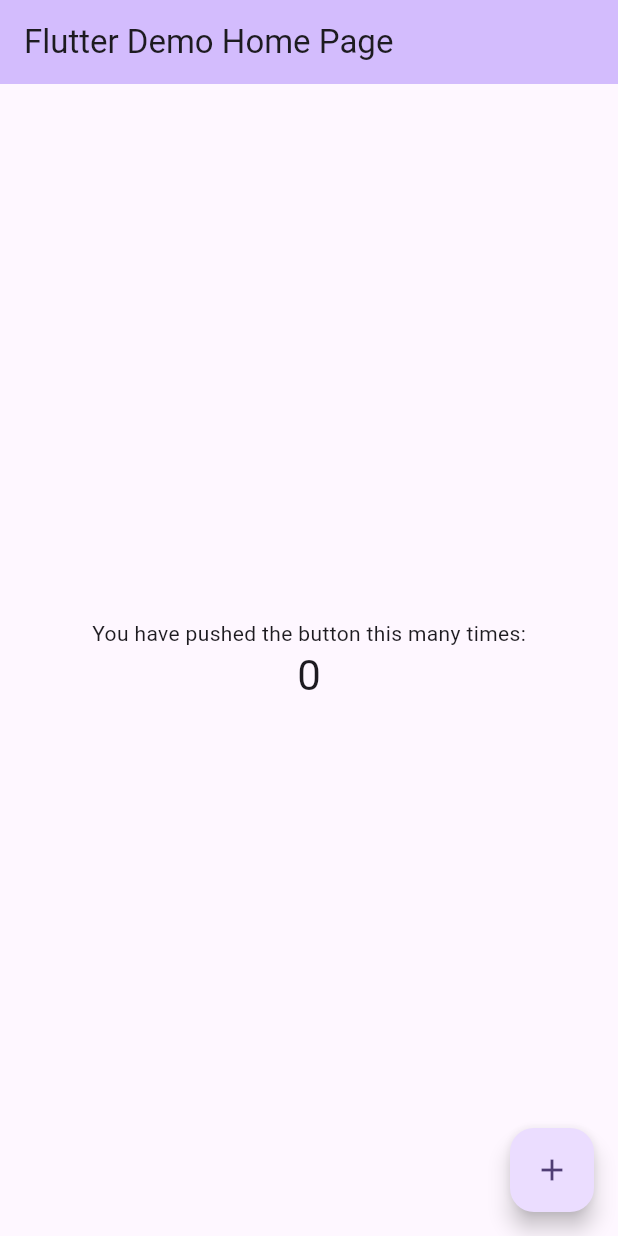
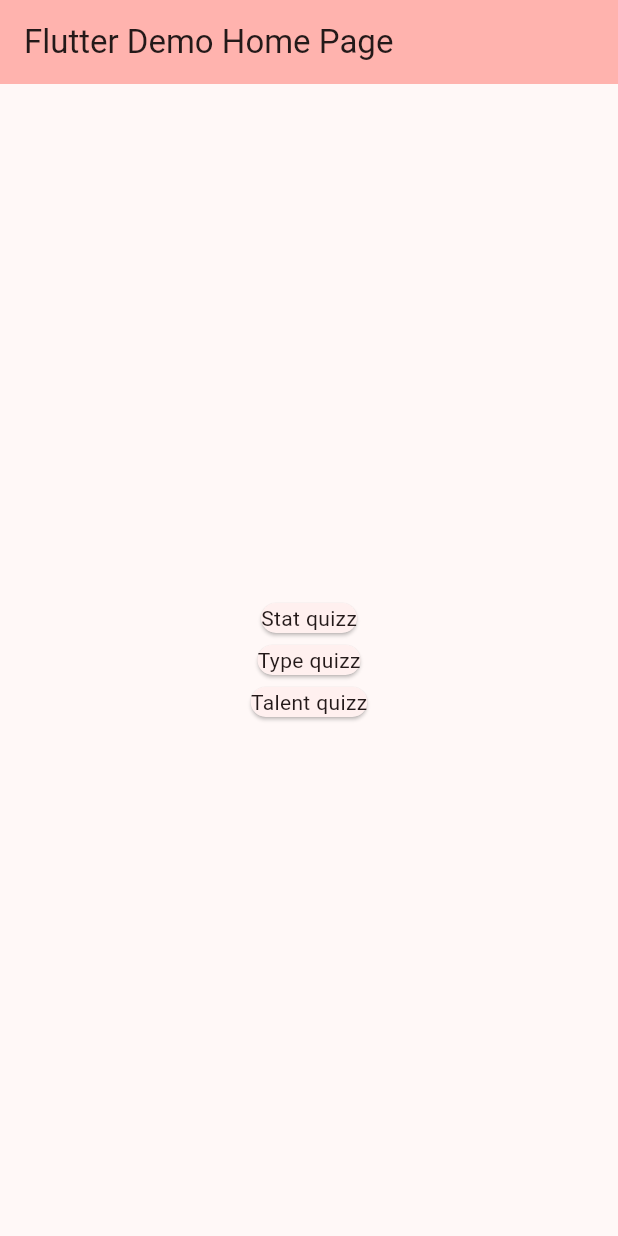
Before and after one commit to jeremymercklen/projet_strat, a Flutter app: the screen it shows after launch, on a phone screen of 412 x 824 dp. Run offline on Flutter 3.47's test engine with Material 3 defaults, Android fonts, the phone set to English and light mode, and no system bars.

Commit message:
Ajout des différents boutons pour accéder aux mini-jeux

```diff
--- /dev/null
+++ b/lib/consts.dart
@@ -0,0 +1,8 @@
+import 'package:flutter/material.dart';
+
+const appTitle = 'Projet strat';
+const defaultPadding = EdgeInsets.fromLTRB(8, 8, 8, 8);
+const defaultTextStyle = TextStyle(
+  fontSize: 16,
+  color: Colors.black,
+);
--- a/lib/main.dart
+++ b/lib/main.dart
@@ -1,4 +1,5 @@
 import 'package:flutter/material.dart';
+import 'package:projet_strat/consts.dart';
 
 void main() {
   runApp(const MyApp());
@@ -11,24 +12,9 @@ class MyApp extends StatelessWidget {
   @override
   Widget build(BuildContext context) {
     return MaterialApp(
-      title: 'Flutter Demo',
+      title: appTitle,
       theme: ThemeData(
-        // This is the theme of your application.
-        //
-        // TRY THIS: Try running your application with "flutter run". You'll see
-        // the application has a blue toolbar. Then, without quitting the app,
-        // try changing the seedColor in the colorScheme below to Colors.green
-        // and then invoke "hot reload" (save your changes or press the "hot
-        // reload" button in a Flutter-supported IDE, or press "r" if you used
-        // the command line to start the app).
-        //
-        // Notice that the counter didn't reset back to zero; the application
-        // state is not lost during the reload. To reset the state, use hot
-        // restart instead.
-        //
-        // This works for code too, not just values: Most code changes can be
-        // tested with just a hot reload.
-        colorScheme: ColorScheme.fromSeed(seedColor: Colors.deepPurple),
+        colorScheme: ColorScheme.fromSeed(seedColor: Colors.redAccent),
         useMaterial3: true,
       ),
       home: const MyHomePage(title: 'Flutter Demo Home Page'),
@@ -39,15 +25,6 @@ class MyApp extends StatelessWidget {
 class MyHomePage extends StatefulWidget {
   const MyHomePage({super.key, required this.title});
 
-  // This widget is the home page of your application. It is stateful, meaning
-  // that it has a State object (defined below) that contains fields that affect
-  // how it looks.
-
-  // This class is the configuration for the state. It holds the values (in this
-  // case the title) provided by the parent (in this case the App widget) and
-  // used by the build method of the State. Fields in a Widget subclass are
-  // always marked "final".
-
   final String title;
 
   @override
@@ -55,71 +32,32 @@ class MyHomePage extends StatefulWidget {
 }
 
 class _MyHomePageState extends State<MyHomePage> {
-  int _counter = 0;
-
-  void _incrementCounter() {
-    setState(() {
-      // This call to setState tells the Flutter framework that something has
-      // changed in this State, which causes it to rerun the build method below
-      // so that the display can reflect the updated values. If we changed
-      // _counter without calling setState(), then the build method would not be
-      // called again, and so nothing would appear to happen.
-      _counter++;
-    });
-  }
-
   @override
   Widget build(BuildContext context) {
-    // This method is rerun every time setState is called, for instance as done
-    // by the _incrementCounter method above.
-    //
-    // The Flutter framework has been optimized to make rerunning build methods
-    // fast, so that you can just rebuild anything that needs updating rather
-    // than having to individually change instances of widgets.
     return Scaffold(
         appBar: AppBar(
-        // TRY THIS: Try changing the color here to a specific color (to
-        // Colors.amber, perhaps?) and trigger a hot reload to see the AppBar
-        // change color while the other colors stay the same.
           backgroundColor: Theme.of(context).colorScheme.inversePrimary,
-        // Here we take the value from the MyHomePage object that was created by
-        // the App.build method, and use it to set our appbar title.
           title: Text(widget.title),
         ),
-      body: Center(
-        // Center is a layout widget. It takes a single child and positions it
-        // in the middle of the parent.
+        body: const Center(
+            child: Expanded(
           child: Column(
-          // Column is also a layout widget. It takes a list of children and
-          // arranges them vertically. By default, it sizes itself to fit its
-          // children horizontally, and tries to be as tall as its parent.
-          //
-          // Column has various properties to control how it sizes itself and
-          // how it positions its children. Here we use mainAxisAlignment to
-          // center the children vertically; the main axis here is the vertical
-          // axis because Columns are vertical (the cross axis would be
-          // horizontal).
-          //
-          // TRY THIS: Invoke "debug painting" (choose the "Toggle Debug Paint"
-          // action in the IDE, or press "p" in the console), to see the
-          // wireframe for each widget.
             mainAxisAlignment: MainAxisAlignment.center,
             children: <Widget>[
-            const Text(
-              'You have pushed the button this many times:',
-            ),
-            Text(
-              '$_counter',
-              style: Theme.of(context).textTheme.headlineMedium,
-            ),
+              Card(
+                  child: Text(
+                'Stat quizz',
+              )),
+              Card(
+                  child: Text(
+                'Type quizz',
+              )),
+              Card(
+                  child: Text(
+                'Talent quizz',
+              )),
             ],
           ),
-      ),
-      floatingActionButton: FloatingActionButton(
-        onPressed: _incrementCounter,
-        tooltip: 'Increment',
-        child: const Icon(Icons.add),
-      ), // This trailing comma makes auto-formatting nicer for build methods.
-    );
+        )));
   }
 }
```
Lines whose indentation alone changed are shown as unchanged.
